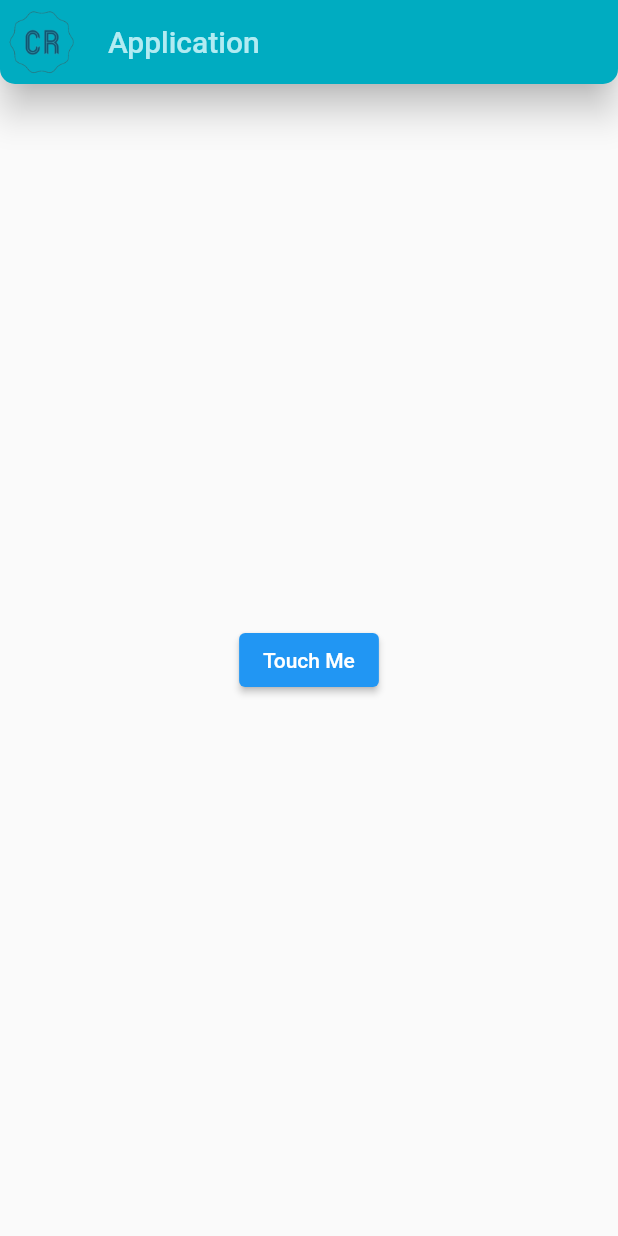
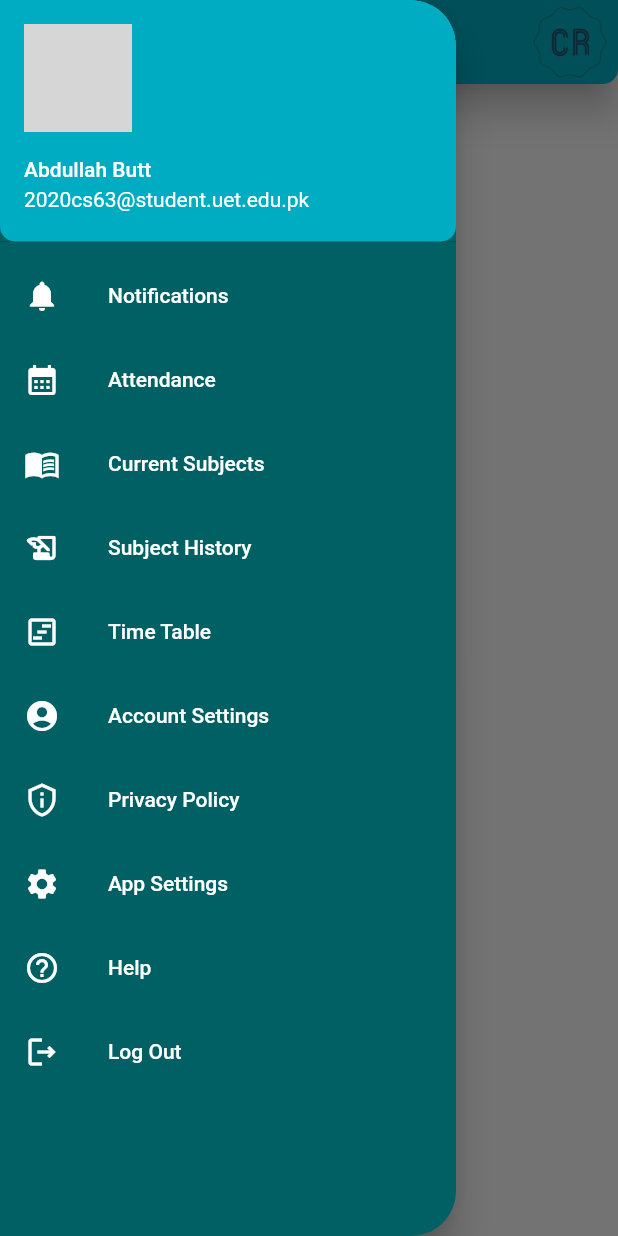
Before and after one commit to AbdullahButt2611/CR_App, a Flutter app: the screen it shows after launch, with the side drawer open (before the commit the screen has no drawer), on a phone screen of 412 x 824 dp. Run offline on Flutter 3.47's test engine with Material 2 defaults, Android fonts, the phone set to English and light mode, and no system bars; our stand-ins replace flutter_spinkit, get; network calls fail; grey boxes are pictures that could not be loaded.

Commit message:
Navigation Drawer Designed

```diff
--- /dev/null
+++ b/cr_app/lib/navigation_drawer.dart
@@ -0,0 +1,117 @@
+// ignore_for_file: prefer_const_constructors, prefer_const_literals_to_create_immutables
+
+import 'package:cr_app/main.dart';
+import 'package:flutter/material.dart';
+import 'package:get/get.dart';
+
+class NavigationDrawer extends StatelessWidget{
+
+  const NavigationDrawer({super.key});
+
+  @override
+  Widget build(BuildContext context) {
+    return Drawer(
+
+      shape: const RoundedRectangleBorder(
+        borderRadius: BorderRadius.only(
+            topRight: Radius.circular(30),
+            bottomRight: Radius.circular(30)),
+      ),
+      elevation: 10.0,
+      backgroundColor: Colors.cyan.shade900,
+      child: ListView(
+
+        padding: EdgeInsets.zero,
+        children: [
+
+          UserAccountsDrawerHeader(
+
+            decoration: BoxDecoration(
+
+              color: Colors.cyan.shade600,
+              borderRadius: BorderRadius.only(
+                bottomLeft: Radius.circular(10.0),
+                bottomRight: Radius.circular(10.0),
+                topRight: Radius.circular(30.0)
+              ),
+
+            ),
+            accountName: Text("Abdullah Butt"),
+            accountEmail: Text("2020cs63@student.uet.edu.pk"),
+            currentAccountPicture: CircleAvatar(
+
+              backgroundColor: Colors.cyan.shade200,
+              backgroundImage: NetworkImage("https://images.unsplash.com/photo-1633332755192-727a05c4013d?ixlib=rb-4.0.3&ixid=MnwxMjA3fDB8MHxwaG90by1wYWdlfHx8fGVufDB8fHx8&auto=format&fit=crop&w=580&q=80"),
+
+            ),
+
+          ),
+
+          ListTile(
+            focusColor: Colors.cyan.shade100,
+            leading: Icon(Icons.notifications, color: Colors.white,),
+            title: Text("Notifications", style: TextStyle(color: Colors.white),),
+            onTap: (){
+              Navigator.pop(context);
+              Navigator.push(
+                context,
+                MaterialPageRoute(
+                  builder: (context) => const MyHomePage(title: 'Flutter Demo Home Page'),
+                )
+              );
+            },
+          ),
+
+          ListTile(
+            leading: Icon(Icons.calendar_month, color: Colors.white,),
+            title: Text("Attendance", style: TextStyle(color: Colors.white),),
+          ),
+
+          ListTile(
+            leading: Icon(Icons.menu_book_sharp, color: Colors.white,),
+            title: Text("Current Subjects", style: TextStyle(color: Colors.white),),
+          ),
+
+          ListTile(
+            leading: Icon(Icons.history_edu_rounded, color: Colors.white,),
+            title: Text("Subject History", style: TextStyle(color: Colors.white),),
+          ),
+
+          ListTile(
+            leading: Icon(Icons.view_timeline_outlined, color: Colors.white,),
+            title: Text("Time Table", style: TextStyle(color: Colors.white),),
+          ),
+
+          ListTile(
+            leading: Icon(Icons.account_circle, color: Colors.white,),
+            title: Text("Account Settings", style: TextStyle(color: Colors.white),),
+          ),
+
+          ListTile(
+            leading: Icon(Icons.privacy_tip_outlined, color: Colors.white,),
+            title: Text("Privacy Policy", style: TextStyle(color: Colors.white),),
+          ),
+
+          ListTile(
+            leading: Icon(Icons.settings, color: Colors.white,),
+            title: Text("App Settings", style: TextStyle(color: Colors.white),),
+          ),
+
+          ListTile(
+            leading: Icon(Icons.help_outline, color: Colors.white,),
+            title: Text("Help", style: TextStyle(color: Colors.white),),
+          ),
+
+          ListTile(
+            leading: Icon(Icons.logout_outlined, color: Colors.white,),
+            title: Text("Log Out", style: TextStyle(color: Colors.white),),
+          ),
+
+        ],
+
+      )
+
+    );
+  }
+
+}
--- a/cr_app/lib/student_notification_screen.dart
+++ b/cr_app/lib/student_notification_screen.dart
@@ -1,6 +1,7 @@
 // ignore_for_file: avoid_unnecessary_containers, prefer_const_constructors
 
 import 'package:cr_app/main.dart';
+import 'package:cr_app/navigation_drawer.dart';
 import 'package:flutter/material.dart';
 
 class StudentNotificationScreen extends StatelessWidget{
@@ -19,9 +20,11 @@ class StudentNotificationScreen extends StatelessWidget{
         elevation: 10,
         backgroundColor: Colors.cyan.shade600,
 
-        leading: Container(
-          child: Image.asset('assets/images/logo.png'),
-        ),
+        actions: <Widget>[
+          Container(
+            child: Image.asset('assets/images/logo.png'),
+          ),
+        ],
 
         shape: const RoundedRectangleBorder(
 
@@ -52,6 +55,8 @@ class StudentNotificationScreen extends StatelessWidget{
         ),
       ),
 
+      drawer: NavigationDrawer(),
+
     );
 
   }
--- a/cr_app/pubspec.yaml
+++ b/cr_app/pubspec.yaml
@@ -37,6 +37,7 @@ dependencies:
   # Use with the CupertinoIcons class for iOS style icons.
   cupertino_icons: ^1.0.2
   flutter_spinkit: ^5.1.0
+  get: ^4.6.5
 
 dev_dependencies:
   flutter_test:
```
Also changed, not shown: cr_app/lib/main.dart (+7 -20 lines), cr_app/pubspec.lock.
